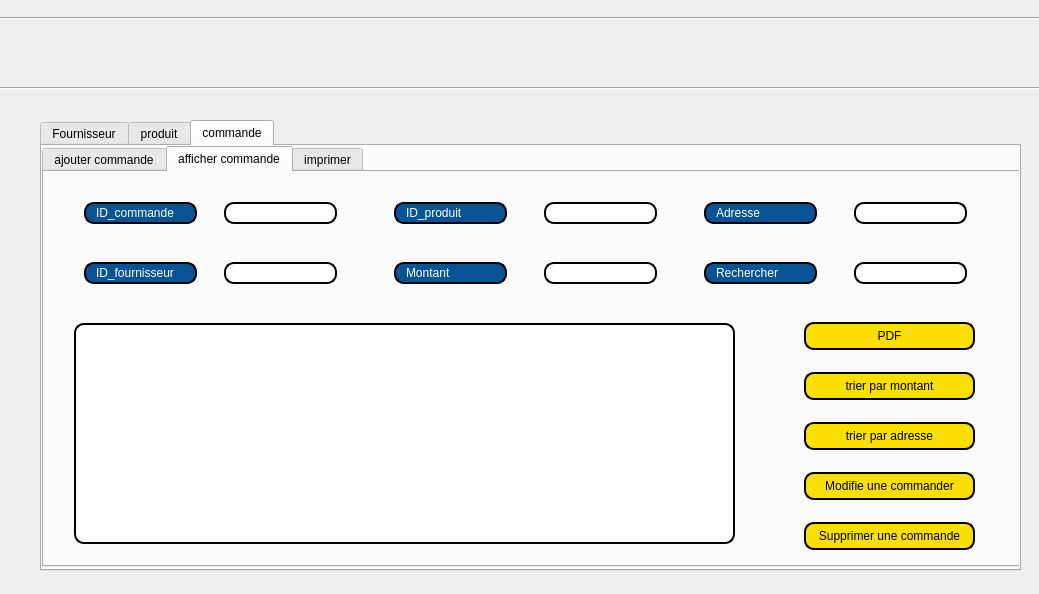
Above: produitalimentaire.ui from yanni2302/smart_parental_monitoring_2A22 before the change. Below: the same form after it.
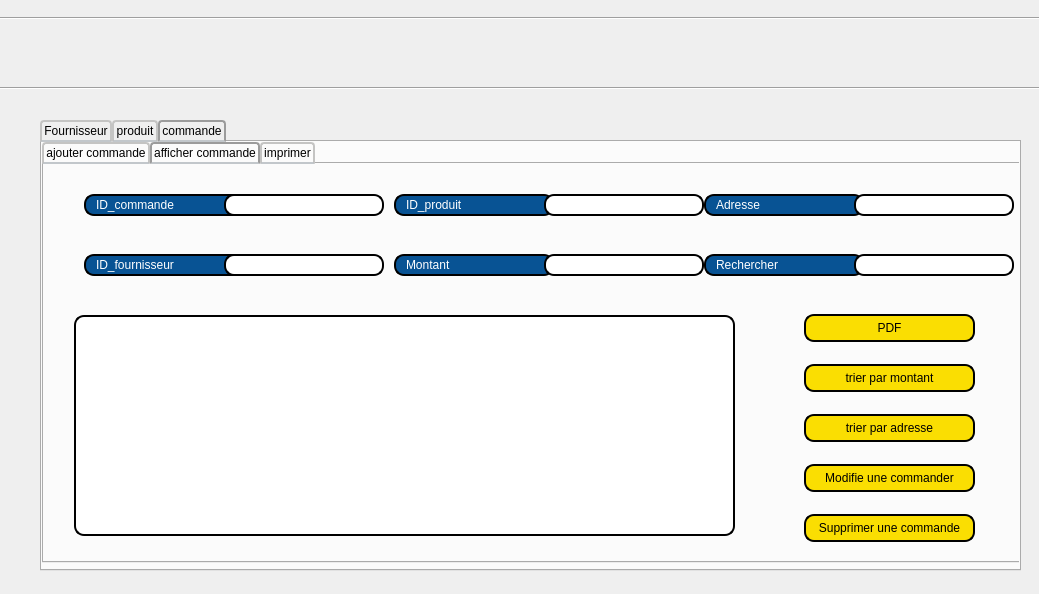
That is the form after the change. The open tabs and pages were chosen to show the change. Icons and pictures are not drawn.

Diff of the .ui file:
```diff
--- a/produitalimentaire.ui
+++ b/produitalimentaire.ui
@@ -25,6 +25,31 @@
      <height>451</height>
     </rect>
    </property>
+   <property name="styleSheet">
+    <string notr="true">QTabBar::tab {
+    background: qlineargradient(x1: 0, y1: 0, x2: 0, y2: 1,
+                                stop: 0 #E1E1E1, stop: 0.4 #DDDDDD,
+                                stop: 0.5 #D8D8D8, stop: 1.0 #D3D3D3);
+    border: 2px solid#C4C4C3;
+    border-bottom-color: #C2C7CB; /* same as the pane color */
+    border-top-left-radius: 4px;
+    border-top-right-radius: 4px;
+    min-width:20ex;
+    padding: 2px;
+     font: bold, &quot;Comic Sans MS&quot;;
+}
+
+QTabBar::tab:selected, QTabBar::tab:hover {
+    background: qlineargradient(x1: 0, y1: 0, x2: 0, y2: 1,
+                                stop: 0 #fade02, stop: 0.4 #fade02,
+                                stop: 0.5 #fade02, stop: 1.0 #fade02);
+}
+
+QTabBar::tab:selected {
+    border-color: #9B9B9B;
+    border-bottom-color: #C2C7CB; /* same as pane color */
+}</string>
+   </property>
    <property name="currentIndex">
     <number>1</number>
    </property>
@@ -1186,6 +1211,31 @@
        <height>421</height>
       </rect>
      </property>
+     <property name="styleSheet">
+      <string notr="true">QTabBar::tab {
+    background: qlineargradient(x1: 0, y1: 0, x2: 0, y2: 1,
+                                stop: 0 #E1E1E1, stop: 0.4 #DDDDDD,
+                                stop: 0.5 #D8D8D8, stop: 1.0 #D3D3D3);
+    border: 2px solid#C4C4C3;
+    border-bottom-color: #C2C7CB; /* same as the pane color */
+    border-top-left-radius: 4px;
+    border-top-right-radius: 4px;
+    min-width:20ex;
+    padding: 2px;
+     font: bold, &quot;Comic Sans MS&quot;;
+}
+
+QTabBar::tab:selected, QTabBar::tab:hover {
+    background: qlineargradient(x1: 0, y1: 0, x2: 0, y2: 1,
+                                stop: 0 #085394, stop: 0.4 #085394,
+                                stop: 0.5 #085394, stop: 1.0 #085394);
+}
+
+QTabBar::tab:selected {
+    border-color: #9B9B9B;
+    border-bottom-color: #C2C7CB; /* same as pane color */
+}</string>
+     </property>
      <property name="currentIndex">
       <number>0</number>
      </property>
@@ -1450,7 +1500,7 @@
         <rect>
          <x>40</x>
          <y>30</y>
-         <width>113</width>
+         <width>160</width>
          <height>22</height>
         </rect>
        </property>
@@ -1472,7 +1522,7 @@
         <rect>
          <x>40</x>
          <y>90</y>
-         <width>113</width>
+         <width>160</width>
          <height>22</height>
         </rect>
        </property>
@@ -1494,7 +1544,7 @@
         <rect>
          <x>180</x>
          <y>30</y>
-         <width>113</width>
+         <width>160</width>
          <height>22</height>
         </rect>
        </property>
@@ -1513,7 +1563,7 @@
         <rect>
          <x>180</x>
          <y>90</y>
-         <width>113</width>
+         <width>160</width>
          <height>22</height>
         </rect>
        </property>
@@ -1532,7 +1582,7 @@
         <rect>
          <x>350</x>
          <y>30</y>
-         <width>113</width>
+         <width>160</width>
          <height>22</height>
         </rect>
        </property>
@@ -1554,7 +1604,7 @@
         <rect>
          <x>350</x>
          <y>90</y>
-         <width>113</width>
+         <width>160</width>
          <height>22</height>
         </rect>
        </property>
@@ -1576,7 +1626,7 @@
         <rect>
          <x>500</x>
          <y>30</y>
-         <width>113</width>
+         <width>160</width>
          <height>22</height>
         </rect>
        </property>
@@ -1595,7 +1645,7 @@
         <rect>
          <x>500</x>
          <y>90</y>
-         <width>113</width>
+         <width>160</width>
          <height>22</height>
         </rect>
        </property>
@@ -1614,7 +1664,7 @@
         <rect>
          <x>660</x>
          <y>30</y>
-         <width>113</width>
+         <width>160</width>
          <height>22</height>
         </rect>
        </property>
@@ -1636,7 +1686,7 @@
         <rect>
          <x>810</x>
          <y>30</y>
-         <width>113</width>
+         <width>160</width>
          <height>22</height>
         </rect>
        </property>
@@ -1655,7 +1705,7 @@
         <rect>
          <x>660</x>
          <y>90</y>
-         <width>113</width>
+         <width>160</width>
          <height>22</height>
         </rect>
        </property>
@@ -1677,7 +1727,7 @@
         <rect>
          <x>810</x>
          <y>90</y>
-         <width>113</width>
+         <width>160</width>
          <height>22</height>
         </rect>
        </property>
```
Left out of the diff: 80 changed lines with no effect on the pictures.
